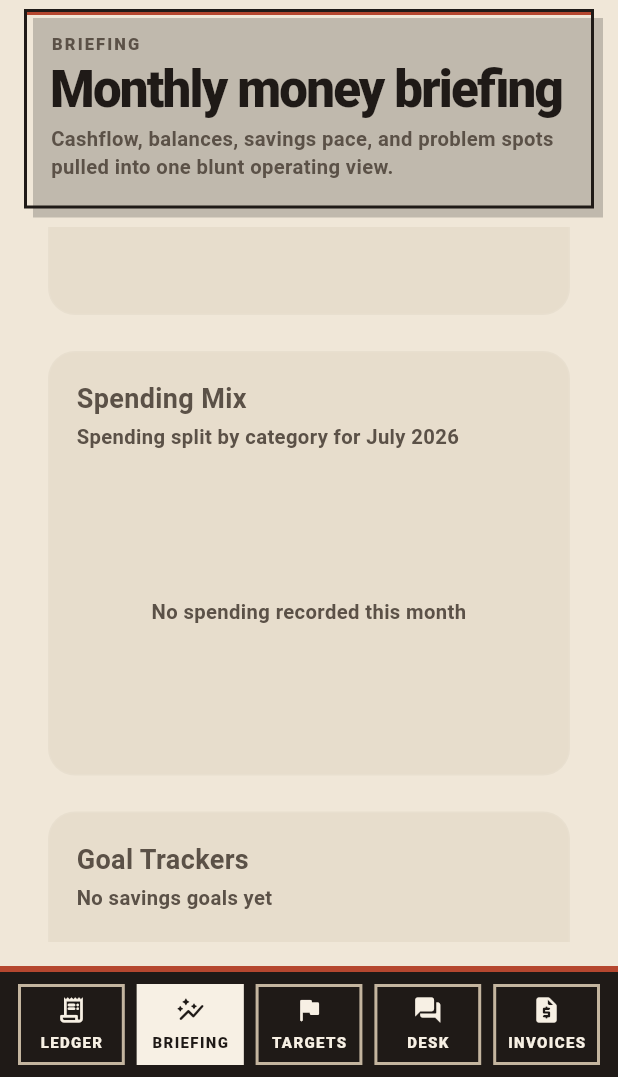
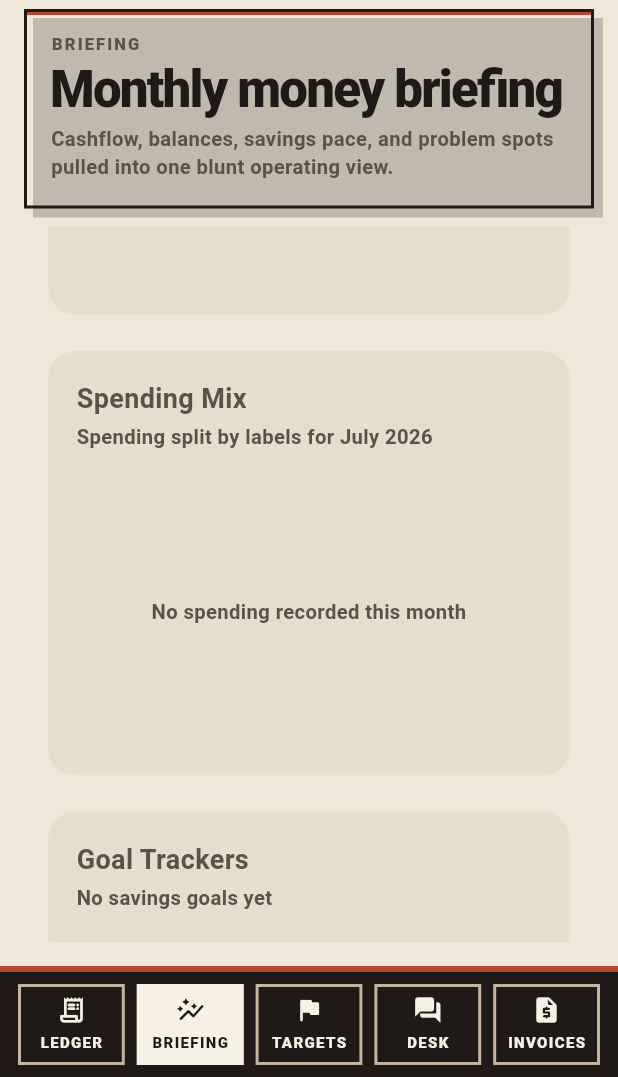
Before and after one commit to maybemnv/Financial-Tracker, a Flutter app: the screen it shows after launch, item 2 of the bottom bar chosen, scrolled down 1152 dp, on a phone screen of 412 x 824 dp, the part 159-1236 px from its top. Run offline on Flutter 3.47's test engine with Material 3 defaults, Android fonts, the phone set to English and light mode, and no system bars; our stand-ins replace fl_chart, flutter_dotenv, flutter_riverpod, supabase_flutter; accounts and stored records are empty; network calls fail.

Commit message:
Update dashboard spending views for labels

```diff
--- a/lib/features/dashboard/dashboard_screen.dart
+++ b/lib/features/dashboard/dashboard_screen.dart
@@ -201,8 +201,8 @@ class _DashboardContentState extends ConsumerState<_DashboardContent> {
           _SectionCard(
             title: 'Spending Mix',
             subtitle: summary.uncategorizedCount > 0
-                ? 'Uncategorized transactions are included so hidden spend stays visible'
-                : 'Spending split by category for ${monthTitleFormat.format(selectedMonth)}',
+                ? 'Unlabeled transactions are included so hidden spend stays visible'
+                : 'Spending split by labels for ${monthTitleFormat.format(selectedMonth)}',
             child: _CategoryBreakdown(categories: analytics.spendingCategories),
           ),
           const SizedBox(height: 24),
@@ -894,7 +894,7 @@ class _CategoryBreakdown extends StatelessWidget {
                 for (var index = 0; index < categories.length; index++)
                   PieChartSectionData(
                     value: categories[index].amount,
-                    color: _chartColors[index % _chartColors.length],
+                    color: _pointColor(categories[index], index),
                     title:
                         '${(categories[index].share * 100).toStringAsFixed(0)}%',
                     titleStyle: const TextStyle(
@@ -919,7 +919,7 @@ class _CategoryBreakdown extends StatelessWidget {
                   width: 12,
                   height: 12,
                   decoration: BoxDecoration(
-                    color: _chartColors[index % _chartColors.length],
+                    color: _pointColor(category, index),
                     borderRadius: BorderRadius.circular(3),
                   ),
                 ),
@@ -949,6 +949,14 @@ class _CategoryBreakdown extends StatelessWidget {
       ],
     );
   }
+}
+
+Color _pointColor(DashboardCategoryPoint point, int index) {
+  final raw = point.color?.replaceFirst('#', '');
+  if (raw == null || raw.length != 6) {
+    return _chartColors[index % _chartColors.length];
+  }
+  return Color(int.parse('FF$raw', radix: 16));
 }
 
 class _GoalTrackersSection extends StatelessWidget {
@@ -1079,9 +1087,9 @@ class _ActionItemsSection extends StatelessWidget {
         _ActionItemData(
           icon: Icons.label_off_outlined,
           color: AppTheme.accentGold,
-          title: 'Categorize recent spending',
+          title: 'Label recent spending',
           message:
-              '${summary.uncategorizedCount} selected-month transactions are still uncategorized, so category insights are less accurate than they should be.',
+              '${summary.uncategorizedCount} selected-month transactions are still unlabeled, so label insights are less accurate than they should be.',
         ),
       );
     }
```
